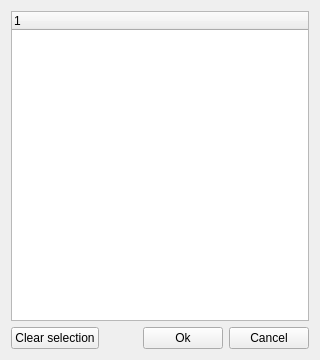
Qt form src/gui/GuiSelectItems.ui (Stkai/BeeBEEP) before a commit.
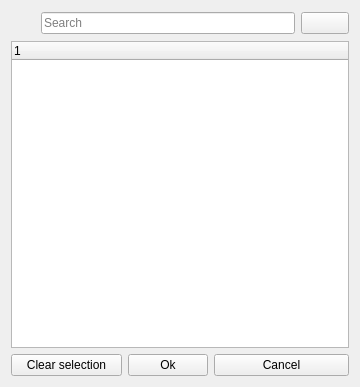
The same form after that commit. Icons and pictures are not drawn.

The edit to the form file:
```diff
--- a/src/gui/GuiSelectItems.ui
+++ b/src/gui/GuiSelectItems.ui
@@ -6,8 +6,8 @@
    <rect>
     <x>0</x>
     <y>0</y>
-    <width>320</width>
-    <height>360</height>
+    <width>360</width>
+    <height>387</height>
    </rect>
   </property>
   <property name="sizePolicy">
@@ -17,41 +17,52 @@
    </sizepolicy>
   </property>
   <layout class="QGridLayout" name="gridLayout">
-   <item row="1" column="2">
-    <widget class="QPushButton" name="mp_pbOk">
-     <property name="text">
-      <string>Ok</string>
+   <item row="0" column="0">
+    <widget class="QLabel" name="mp_lSearch">
+     <property name="minimumSize">
+      <size>
+       <width>24</width>
+       <height>24</height>
+      </size>
      </property>
+     <property name="maximumSize">
+      <size>
+       <width>24</width>
+       <height>24</height>
+      </size>
+     </property>
+     <property name="pixmap">
+      <pixmap resource="../beebeep.qrc">:/images/search.png</pixmap>
+     </property>
+     <property name="scaledContents">
+      <bool>true</bool>
+     </property>
     </widget>
    </item>
-   <item row="1" column="3">
-    <widget class="QPushButton" name="mp_pbCancel">
-     <property name="text">
-      <string>Cancel</string>
+   <item row="0" column="1" colspan="3">
+    <widget class="QLineEdit" name="mp_leSearch">
+     <property name="maxLength">
+      <number>20</number>
      </property>
+     <property name="placeholderText">
+      <string>Search</string>
+     </property>
     </widget>
    </item>
-   <item row="1" column="1">
-    <spacer name="horizontalSpacer">
-     <property name="orientation">
-      <enum>Qt::Horizontal</enum>
-     </property>
-     <property name="sizeHint" stdset="0">
+   <item row="0" column="4">
+    <widget class="QPushButton" name="mp_pbClearFilter">
+     <property name="maximumSize">
       <size>
-       <width>40</width>
-       <height>20</height>
+       <width>48</width>
+       <height>16777215</height>
       </size>
      </property>
-    </spacer>
-   </item>
-   <item row="1" column="0">
-    <widget class="QPushButton" name="mp_pbClear">
-     <property name="text">
-      <string>Clear selection</string>
+     <property name="toolTip">
+      <string>Clear filter</string>
      </property>
     </widget>
    </item>
-   <item row="0" column="0" colspan="4">
+   <item row="1" column="0" colspan="5">
     <widget class="QTreeWidget" name="mp_tw">
      <column>
       <property name="text">
@@ -60,6 +71,31 @@
      </column>
     </widget>
    </item>
+   <item row="2" column="0" colspan="2">
+    <widget class="QPushButton" name="mp_pbClear">
+     <property name="text">
+      <string>Clear selection</string>
+     </property>
+     <property name="icon">
+      <iconset resource="../beebeep.qrc">
+       <normaloff>:/images/group-remove.png</normaloff>:/images/group-remove.png</iconset>
+     </property>
+    </widget>
+   </item>
+   <item row="2" column="2">
+    <widget class="QPushButton" name="mp_pbOk">
+     <property name="text">
+      <string>Ok</string>
+     </property>
+    </widget>
+   </item>
+   <item row="2" column="3" colspan="2">
+    <widget class="QPushButton" name="mp_pbCancel">
+     <property name="text">
+      <string>Cancel</string>
+     </property>
+    </widget>
+   </item>
   </layout>
  </widget>
  <resources/>
```
Left out of the diff: 16 changed lines with no effect on the pictures.
